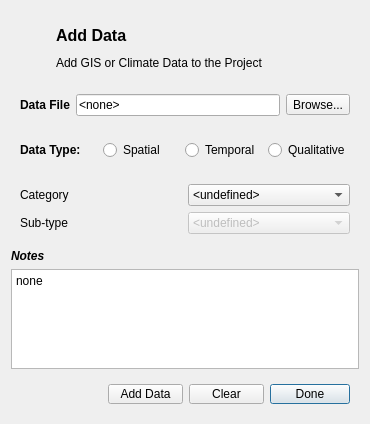
petermbach/urbanbeats-pss, file adddatadialog.ui: the form before one commit.
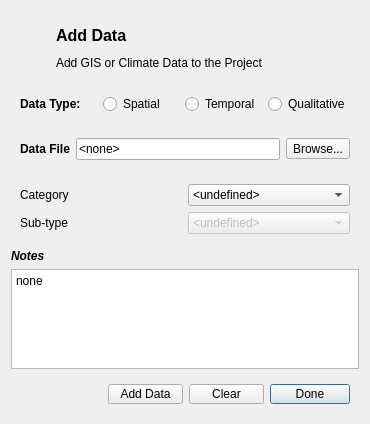
The form after the commit. Icons and pictures are not drawn.

Commit message: Aesthetic and sizing changes made to the add data dialog and main gui

Patch:
```diff
--- a/adddatadialog.ui
+++ b/adddatadialog.ui
@@ -70,42 +70,6 @@
      </layout>
     </widget>
    </item>
-   <item>
-    <widget class="QWidget" name="adddatafile_widget" native="true">
-     <layout class="QHBoxLayout" name="horizontalLayout">
-      <item>
-       <widget class="QLabel" name="datafile_lbl">
-        <property name="whatsThis">
-         <string>Rainfall time series, obtain data from weather station or climate authority of your city. Time series should be in rainfall depth and have units millimetres.</string>
-        </property>
-        <property name="text">
-         <string>&lt;html&gt;&lt;head/&gt;&lt;body&gt;&lt;p&gt;&lt;span style=&quot; font-weight:600;&quot;&gt;Data File&lt;/span&gt;&lt;/p&gt;&lt;/body&gt;&lt;/html&gt;</string>
-        </property>
-       </widget>
-      </item>
-      <item>
-       <widget class="QLineEdit" name="databox">
-        <property name="enabled">
-         <bool>true</bool>
-        </property>
-        <property name="text">
-         <string>&lt;none&gt;</string>
-        </property>
-        <property name="readOnly">
-         <bool>true</bool>
-        </property>
-       </widget>
-      </item>
-      <item>
-       <widget class="QToolButton" name="adddatabrowse">
-        <property name="text">
-         <string>Browse...</string>
-        </property>
-       </widget>
-      </item>
-     </layout>
-    </widget>
-   </item>
    <item>
     <widget class="QWidget" name="datatype_widget" native="true">
      <layout class="QHBoxLayout" name="horizontalLayout_3">
@@ -143,6 +107,42 @@
      </layout>
     </widget>
    </item>
+   <item>
+    <widget class="QWidget" name="adddatafile_widget" native="true">
+     <layout class="QHBoxLayout" name="horizontalLayout">
+      <item>
+       <widget class="QLabel" name="datafile_lbl">
+        <property name="whatsThis">
+         <string>Rainfall time series, obtain data from weather station or climate authority of your city. Time series should be in rainfall depth and have units millimetres.</string>
+        </property>
+        <property name="text">
+         <string>&lt;html&gt;&lt;head/&gt;&lt;body&gt;&lt;p&gt;&lt;span style=&quot; font-weight:600;&quot;&gt;Data File&lt;/span&gt;&lt;/p&gt;&lt;/body&gt;&lt;/html&gt;</string>
+        </property>
+       </widget>
+      </item>
+      <item>
+       <widget class="QLineEdit" name="databox">
+        <property name="enabled">
+         <bool>true</bool>
+        </property>
+        <property name="text">
+         <string>&lt;none&gt;</string>
+        </property>
+        <property name="readOnly">
+         <bool>true</bool>
+        </property>
+       </widget>
+      </item>
+      <item>
+       <widget class="QToolButton" name="adddatabrowse">
+        <property name="text">
+         <string>Browse...</string>
+        </property>
+       </widget>
+      </item>
+     </layout>
+    </widget>
+   </item>
    <item>
     <widget class="QWidget" name="datacat_widget" native="true">
      <layout class="QGridLayout" name="gridLayout_2">
```
The commit also changes 2 other files.
